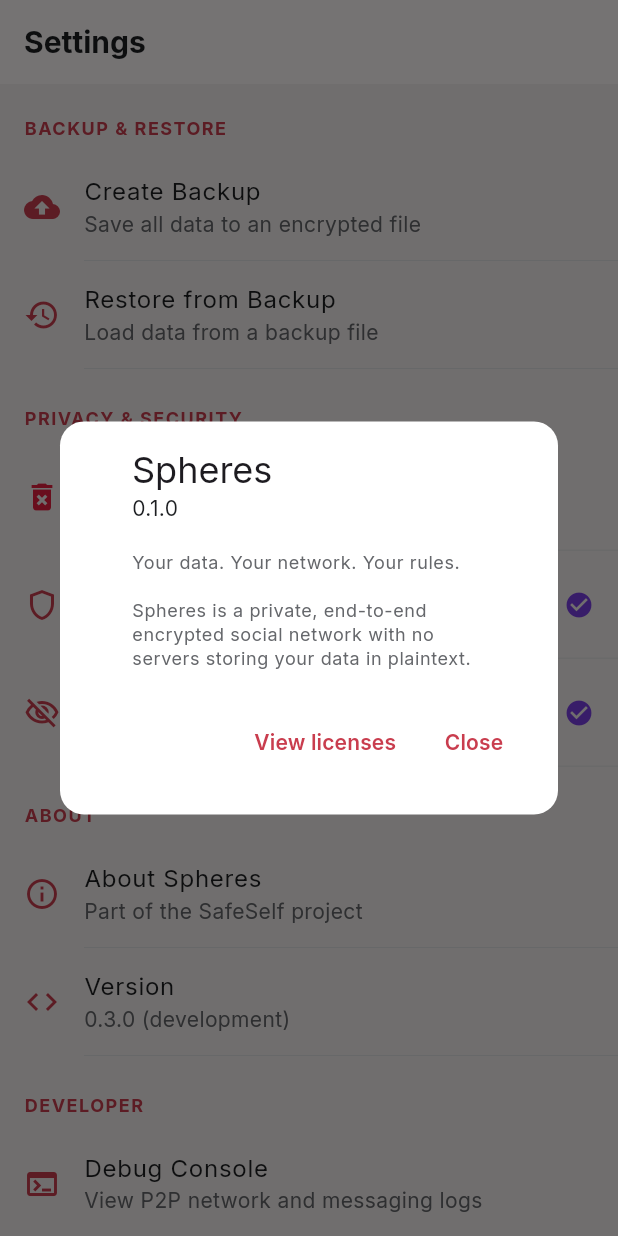
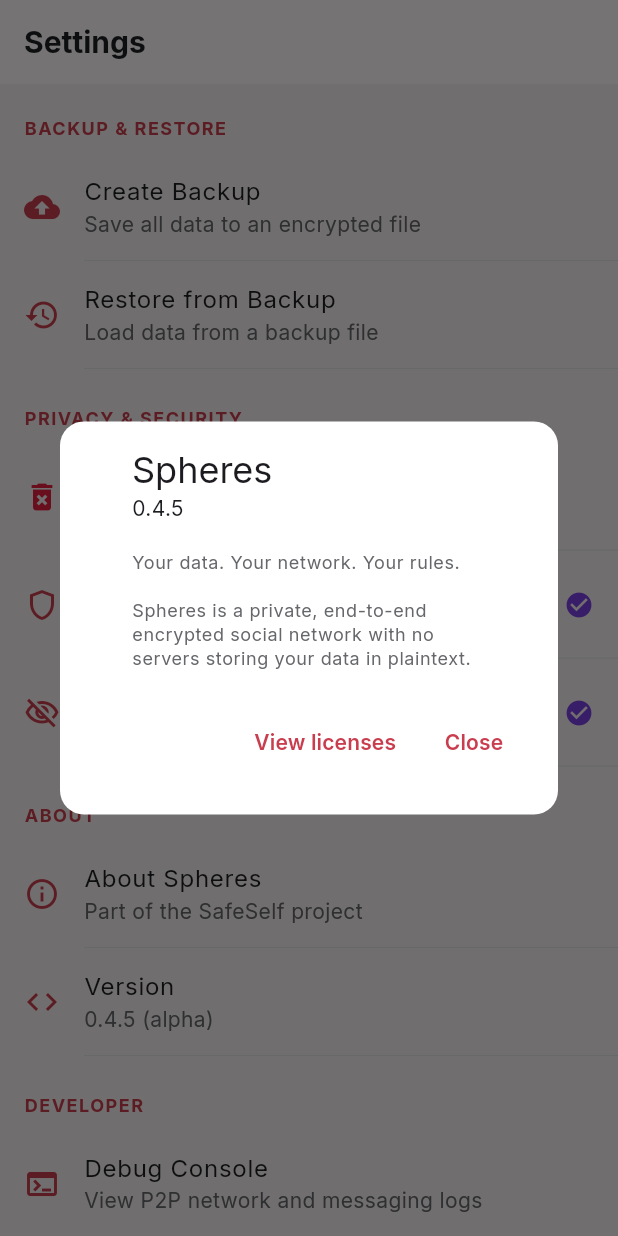
Before and after one commit to phaysaal/safesocial, a Flutter app: the SettingsScreen screen opened by its route, scrolled down 517 dp, after a tap on "About Spheres", on a phone screen of 412 x 824 dp. Run offline on Flutter 3.47's test engine with Material 3 defaults, Android fonts, the phone set to English and light mode, and no system bars; our stand-ins replace app_links, convert, equatable, flutter_secure_storage, flutter_svg, go_router and 6 more; missing offline and left inert: audio_waveforms, dart:ffi, ed25519_edwards, flutter_webrtc, mobile_scanner; accounts and stored records are empty; project files that could hold a hidden picture were left out.

Commit message:
Fix contact handshake relay auth; update version strings to 0.4.5
- contact_service: pass authPublicKey to connect() so handshake mailbox
  sync doesn't get 401 (same prefix bug fixed for feed/group/album)
- settings_screen: update About dialog and version tile from 0.1.0/0.3.0
  to 0.4.5
- pubspec.yaml: bump version to 0.4.5+45

Co-Authored-By: Claude Sonnet 4.6 <noreply@anthropic.com>

```diff
--- a/safesocial_app/lib/screens/settings/settings_screen.dart
+++ b/safesocial_app/lib/screens/settings/settings_screen.dart
@@ -164,7 +164,7 @@ class SettingsScreen extends StatelessWidget {
               showAboutDialog(
                 context: context,
                 applicationName: 'Spheres',
-                applicationVersion: '0.1.0',
+                applicationVersion: '0.4.5',
                 applicationLegalese:
                     'Your data. Your network. Your rules.\n\n'
                     'Spheres is a private, end-to-end encrypted social network '
@@ -176,7 +176,7 @@ class SettingsScreen extends StatelessWidget {
           ListTile(
             leading: Icon(Icons.code, color: cs.primary),
             title: const Text('Version'),
-            subtitle: const Text('0.3.0 (development)'),
+            subtitle: const Text('0.4.5 (alpha)'),
           ),
           const Divider(indent: 56),
 
--- a/safesocial_app/lib/services/contact_service.dart
+++ b/safesocial_app/lib/services/contact_service.dart
@@ -93,7 +93,7 @@ class ContactService extends ChangeNotifier {
       'publicKey': _myPublicKey,
     });
 
-    _handshakeRelay.connect('handshake:$_myPublicKey', 'handshake:$targetKey').then((_) {
+    _handshakeRelay.connect('handshake:$_myPublicKey', 'handshake:$targetKey', authPublicKey: _myPublicKey).then((_) {
       _handshakeRelay.sendViaRelay('handshake:$targetKey', payload);
     });
   }
--- a/safesocial_app/pubspec.yaml
+++ b/safesocial_app/pubspec.yaml
@@ -1,7 +1,7 @@
 name: spheres_app
 description: Spheres — Decentralized P2P Social Network
 publish_to: 'none'
-version: 0.3.4+5
+version: 0.4.5+45
 
 environment:
   sdk: '>=3.8.0 <4.0.0'
```
